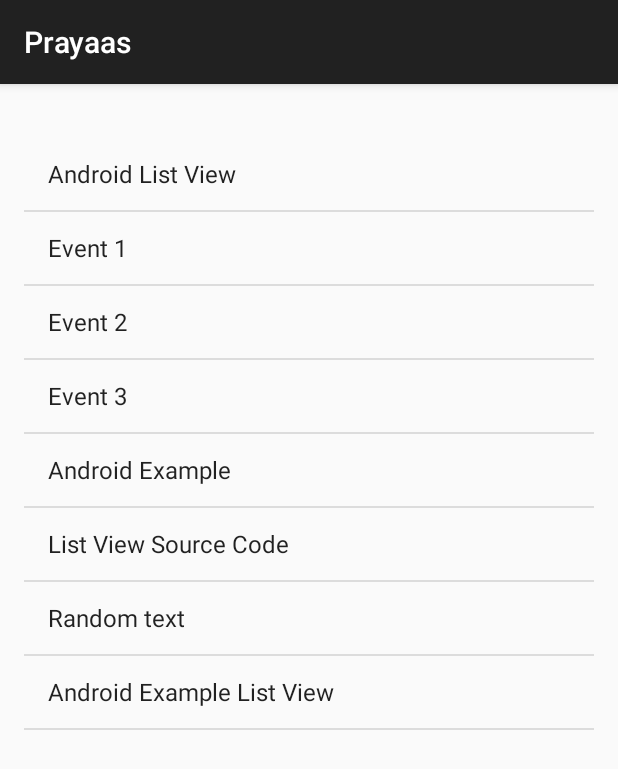
After one commit to chhavip/Prayaas, an Android app: the fragment HomeFragment shown on its own in the app's theme, on a phone screen of 412 x 824 dp. The commit adds this screen. Shown: the top 769 px of the screen. Run offline under Robolectric (Android 15) with nearby library versions, the phone set to English and light mode, and no system bars.

Commit message:
added home page and changed theme

```diff
--- /dev/null
+++ b/app/src/main/java/com/example/chhavi/prayaas/HomeFragment.java
@@ -0,0 +1,40 @@
+package com.example.chhavi.prayaas;
+
+import android.app.Fragment;
+import android.os.Bundle;
+import android.support.annotation.Nullable;
+import android.view.LayoutInflater;
+import android.view.View;
+import android.view.ViewGroup;
+import android.widget.ArrayAdapter;
+import android.widget.ListView;
+
+/**
+ * Created by chhavi on 2/6/15.
+ */
+public class HomeFragment extends Fragment {
+ListView eventsList;
+    @Nullable
+    @Override
+    public View onCreateView(LayoutInflater inflater, ViewGroup container, Bundle savedInstanceState) {
+        //return super.onCreateView(inflater, container, savedInstanceState);
+        View v = inflater.inflate(R.layout.activity_main,null);
+
+        eventsList = (ListView)v.findViewById(R.id.eventsList);
+
+        String[] values = new String[] { "Android List View",
+                "Event 1",
+                "Event 2",
+                "Event 3",
+                "Android Example",
+                "List View Source Code",
+                "Random text",
+                "Android Example List View"
+        };
+
+
+        ArrayAdapter<String> adapter = new ArrayAdapter<String>(getActivity(),android.R.layout.simple_list_item_1, android.R.id.text1, values);
+        eventsList.setAdapter(adapter);
+        return v;
+    }
+}
--- a/app/src/main/java/com/example/chhavi/prayaas/NavigationDrawer.java
+++ b/app/src/main/java/com/example/chhavi/prayaas/NavigationDrawer.java
@@ -10,8 +10,12 @@ import it.neokree.materialnavigationdrawer.MaterialNavigationDrawer;
 public class NavigationDrawer extends MaterialNavigationDrawer {
     @Override
     public void init(Bundle bundle) {
+        this.addSection(newSection("HOME", new HomeFragment()));
+        this.addSection(newSection("PROFILE", new FragmentOne()));
+        this.addSection(newSection("REWARDS", new FragmentOne()));
+        this.addSection(newSection("MY EVENTS", new FragmentOne()));
+        this.addSection(newSection("ABOUT US", new FragmentOne()));
 
-        this.addSection(newSection("title 1", new FragmentOne()));
 
     }
 }
--- a/app/src/main/res/layout/activity_main.xml
+++ b/app/src/main/res/layout/activity_main.xml
@@ -3,9 +3,15 @@
     android:layout_height="match_parent" android:paddingLeft="@dimen/activity_horizontal_margin"
     android:paddingRight="@dimen/activity_horizontal_margin"
     android:paddingTop="@dimen/activity_vertical_margin"
-    android:paddingBottom="@dimen/activity_vertical_margin" tools:context=".MainActivity">
+    android:paddingBottom="@dimen/activity_vertical_margin" tools:context=".MainActivity"
+    android:id="@+id/evnts">
 
-    <TextView android:text="@string/hello_world" android:layout_width="wrap_content"
-        android:layout_height="wrap_content" />
+    <ListView
+        android:layout_width="match_parent"
+        android:layout_height="match_parent"
+        android:id="@+id/eventsList"
+        android:layout_centerHorizontal="true"
+        android:layout_marginTop="20dp"
+        android:choiceMode="singleChoice" />
 
 </RelativeLayout>
--- a/app/src/main/res/values/styles.xml
+++ b/app/src/main/res/values/styles.xml
@@ -6,9 +6,11 @@
     </style>
 
     <style name="MyNavigationDrawerTheme" parent="MaterialNavigationDrawerTheme">
-        <item name="colorPrimary">#8bc34a</item>
-        <item name="colorPrimaryDark">#558b2f</item>
-        <item name="colorAccent">#FFFFFF</item>
+        <item name="colorPrimary">#2196F3</item>
+        <item name="colorPrimaryDark">#1976D2</item>
+        <item name="colorAccent">#448AFF</item>
+        <item name="drawerColor">#e85d3880</item>
+        <item name="singleAccount">true</item>
     </style>
 
 </resources>
```
